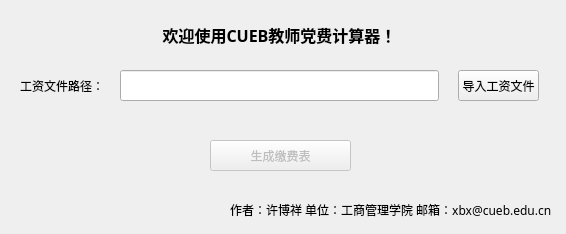
This is party_dues_gui_hd.ui in xbxstukov/cuebpartydues as Qt 5 draws it before an edit. The edited form follows.
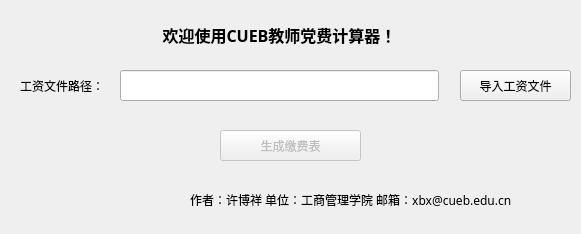
This is the edited form. Icons and pictures are not drawn.

Commit message: mac os support

Diff of the .ui file:
```diff
--- a/party_dues_gui_hd.ui
+++ b/party_dues_gui_hd.ui
@@ -9,7 +9,7 @@
    <rect>
     <x>0</x>
     <y>0</y>
-    <width>566</width>
+    <width>581</width>
     <height>234</height>
    </rect>
   </property>
@@ -27,8 +27,8 @@
     </property>
     <property name="geometry">
      <rect>
-      <x>210</x>
-      <y>140</y>
+      <x>220</x>
+      <y>130</y>
       <width>141</width>
       <height>31</height>
      </rect>
@@ -54,9 +54,9 @@
    <widget class="QLabel" name="aboutLabel">
     <property name="geometry">
      <rect>
-      <x>230</x>
-      <y>190</y>
-      <width>331</width>
+      <x>190</x>
+      <y>180</y>
+      <width>361</width>
       <height>39</height>
      </rect>
     </property>
@@ -87,9 +87,9 @@
    <widget class="QPushButton" name="importButton">
     <property name="geometry">
      <rect>
-      <x>458</x>
+      <x>460</x>
       <y>70</y>
-      <width>81</width>
+      <width>111</width>
       <height>31</height>
      </rect>
     </property>
@@ -107,7 +107,7 @@
      <rect>
       <x>20</x>
       <y>60</y>
-      <width>81</width>
+      <width>91</width>
       <height>51</height>
      </rect>
     </property>
```
The commit also changes 2 other files.
